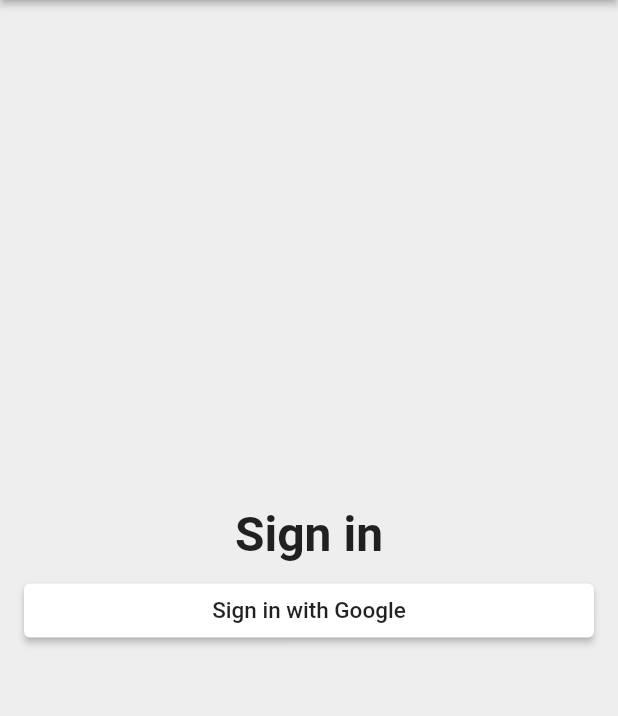
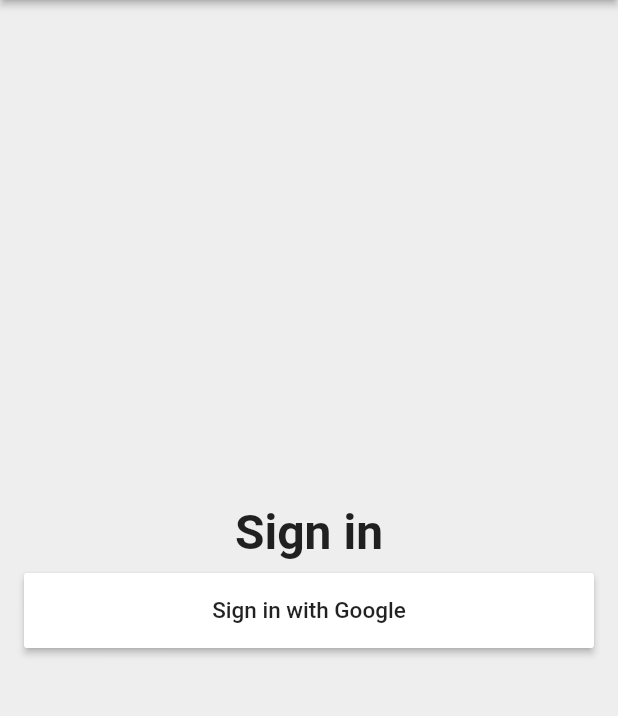
Before and after one commit to srinivassrivatsa/time_tracker_flutter_course, a Flutter app: the screen it shows after launch, after a tap on "Sign in with Google", on a phone screen of 412 x 824 dp, the part 84-800 px from its top. Run offline on Flutter 3.47's test engine with Material 2 defaults, Android fonts, the phone set to English and light mode, and no system bars; missing offline and left inert: dart:ffi.

Commit message:
sign in button refactoring done

```diff
--- /dev/null
+++ b/lib/app/sign_in/sign_in_button.dart
@@ -0,0 +1,14 @@
+import 'package:flutter/material.dart';
+import 'package:time_tracker_flutter_course/common_widgets/custom_raised_button.dart';
+
+class SignInButton extends CustomRaisedButton {
+  SignInButton(
+      {String text, Color color, Color textColor, VoidCallback onPressed})
+      : super(
+            child: Text(
+              text,
+              style: TextStyle(color: textColor, fontSize: 15.0),
+            ),
+            color: color,
+            onPressed: onPressed);
+}
--- a/lib/app/sign_in/sign_in_page.dart
+++ b/lib/app/sign_in/sign_in_page.dart
@@ -1,4 +1,5 @@
 import 'package:flutter/material.dart';
+import 'package:time_tracker_flutter_course/app/sign_in/sign_in_button.dart';
 import 'package:time_tracker_flutter_course/common_widgets/custom_raised_button.dart';
 
 class SignInPage extends StatelessWidget {
@@ -32,13 +33,10 @@ class SignInPage extends StatelessWidget {
           SizedBox(
             height: 8.0,
           ),
-          CustomRaisedButton(
-            child: Text(
-              'Sign in with Google',
-              style: TextStyle(color: Colors.black87, fontSize: 15.0),
-            ),
+          SignInButton(
+            text: 'Sign in with Google',
             color: Colors.white,
-            borderRadius: 4.0,
+            textColor: Colors.black87,
             onPressed: () {},
           ),
         ],
--- a/lib/common_widgets/custom_raised_button.dart
+++ b/lib/common_widgets/custom_raised_button.dart
@@ -4,19 +4,27 @@ import 'package:flutter/material.dart';
 
 class CustomRaisedButton extends StatelessWidget {
   CustomRaisedButton(
-      {this.child, this.color, this.borderRadius, this.onPressed});
+      {this.child,
+      this.color,
+      this.borderRadius: 2.0,
+      this.height: 50.0,
+      this.onPressed});
   final Widget child;
   final Color color;
   final double borderRadius;
+  final double height;
   final VoidCallback onPressed;
   @override
   Widget build(BuildContext context) {
-    return ElevatedButton(
-        child: child,
-        style: ElevatedButton.styleFrom(
-            primary: color,
-            shape: RoundedRectangleBorder(
-                borderRadius: BorderRadius.all(Radius.circular(borderRadius)))),
-        onPressed: () {});
+    return SizedBox(
+        height: height,
+        child: ElevatedButton(
+            child: child,
+            style: ElevatedButton.styleFrom(
+                primary: color,
+                shape: RoundedRectangleBorder(
+                    borderRadius:
+                        BorderRadius.all(Radius.circular(borderRadius)))),
+            onPressed: () {}));
   }
 }
```
